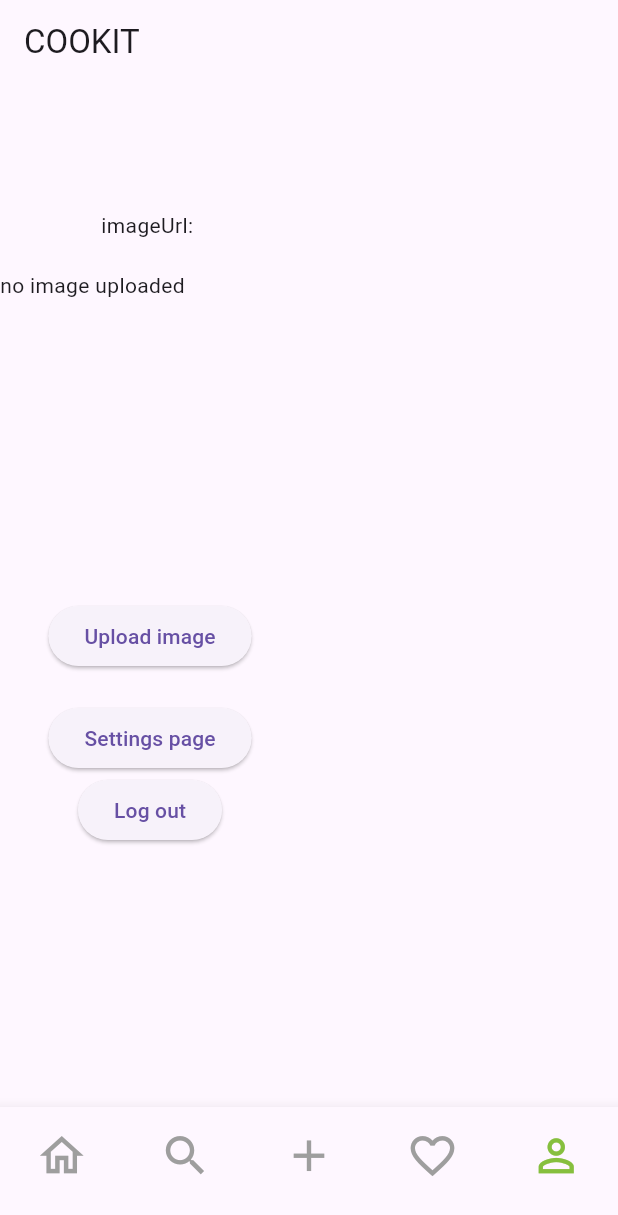
After one commit to Ishuwaraa/cookit, a Flutter app: the screen it shows once a user with an empty profile is signed in, item 5 of the bottom bar chosen, on a phone screen of 412 x 824 dp. The commit adds this screen. Shown: the top 1215 px of the screen. Run offline on Flutter 3.47's test engine with Material 3 defaults, Android fonts, the phone set to English and light mode, and no system bars; our stand-ins replace cloud_firestore, firebase_auth, firebase_core, firebase_storage, image_picker; accounts and stored records are empty.

Commit message:
TestProfile added

```diff
--- a/lib/components/bottom_navbar.dart
+++ b/lib/components/bottom_navbar.dart
@@ -1,6 +1,7 @@
 import 'package:cookit/screens/add_post.dart';
 import 'package:cookit/screens/home.dart';
 import 'package:cookit/screens/profile/profile.dart';
+import 'package:cookit/screens/profile/test_profile.dart';
 import 'package:cookit/screens/recipe_details.dart';
 import 'package:cookit/screens/search.dart';
 import 'package:flutter/material.dart';
@@ -26,7 +27,8 @@ class _HomePageState extends State<BottomNavBar> {
     const SearchPage(),
     const AddPostPage(),
     const RecipeDetailsPage(),
-    const Profile(),
+    // const Profile(),
+    const TestProfile(),
   ];
 
   @override
--- /dev/null
+++ b/lib/screens/profile/test_profile.dart
@@ -0,0 +1,85 @@
+import 'package:cookit/components/image_upload.dart';
+import 'package:cookit/components/loading.dart';
+import 'package:cookit/models/user_model.dart';
+import 'package:cookit/screens/profile/profile_settings.dart';
+import 'package:cookit/services/auth.dart';
+import 'package:cookit/services/database.dart';
+import 'package:flutter/material.dart';
+import 'package:provider/provider.dart';
+
+class TestProfile extends StatefulWidget {
+  const TestProfile({super.key});
+
+  @override
+  State<TestProfile> createState() => _TestProfileState();
+}
+
+class _TestProfileState extends State<TestProfile> {
+
+  final AuthService _auth = AuthService();
+  String imageUrl = '';
+
+  void updateImageUrl(String newUrl) {
+    setState(() {
+      imageUrl = newUrl;
+    });
+  }
+
+  @override
+  Widget build(BuildContext context) {
+
+    final user = Provider.of<UserModel>(context);
+
+    return StreamBuilder<UserData>(
+      stream: DatabaseService(userId: user.userId).userData,
+      builder: (context, AsyncSnapshot<UserData> snapshot) {
+        if(snapshot.hasError){
+          return Center(child: Text('Sorry, an error occured. ${snapshot.error}'),);
+        }
+        if(snapshot.hasData){
+          UserData userData = snapshot.data!;
+
+          return Scaffold(
+            appBar: AppBar(
+              title: const Text('COOKIT'),
+            ),
+            body: Column(
+              children: [
+                Text(userData.userId),
+                Text(userData.name),
+                Text(userData.email),
+                Text(userData.profilePicUrl),
+                Text('imageUrl: $imageUrl'),
+                const SizedBox(height: 20.0,),
+                Container(
+                  width: 200.0,
+                  height: 200.0,
+                  child: (imageUrl.isNotEmpty)? Image.network(imageUrl) : const Text('no image uploaded'),
+                ),
+                const SizedBox(height: 20.0,),
+                ImageUpload(onImageUrlChange: (newUrl) {
+                  updateImageUrl(newUrl);
+                }),
+                const SizedBox(height: 20.0,),
+                ElevatedButton(
+                  onPressed: () {
+                    Navigator.push(context, MaterialPageRoute(builder: (context) => const ProfileSettings()));
+                  },
+                  child: const Text('Settings page')
+                ),
+                ElevatedButton(
+                  onPressed: () async {
+                    await _auth.signOutUser();
+                  },
+                  child: const Text('Log out')),
+              ],
+            ),
+          );
+        }else{
+          return const Loading();
+        }
+      }
+    );
+
+  }
+}
```
